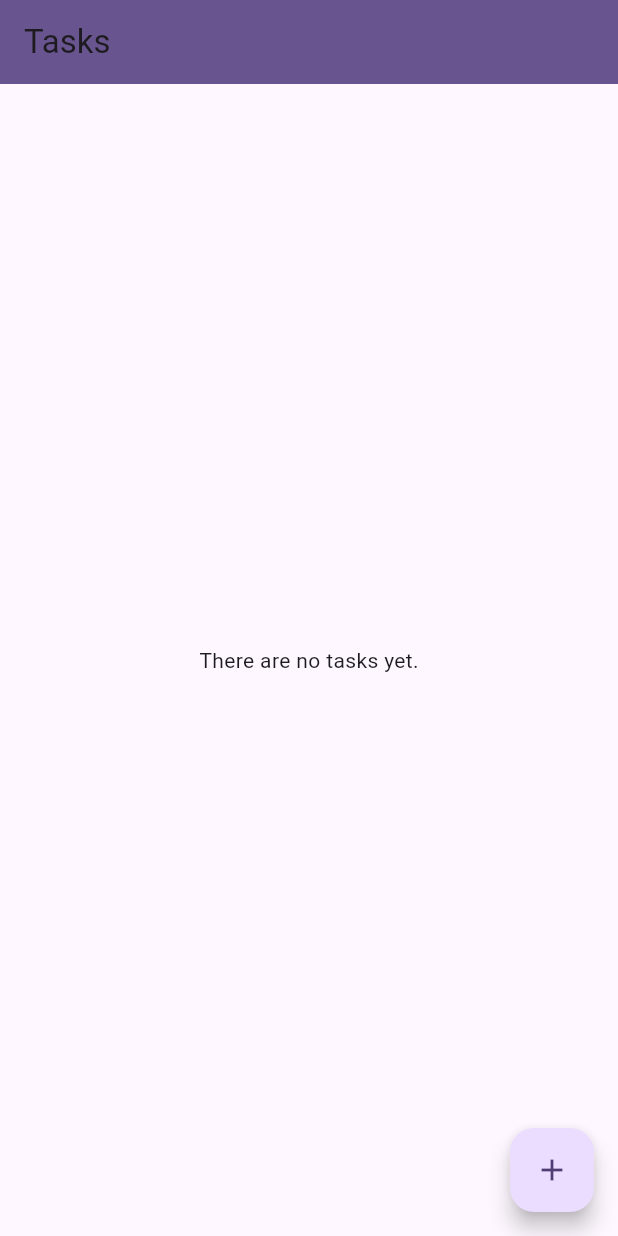
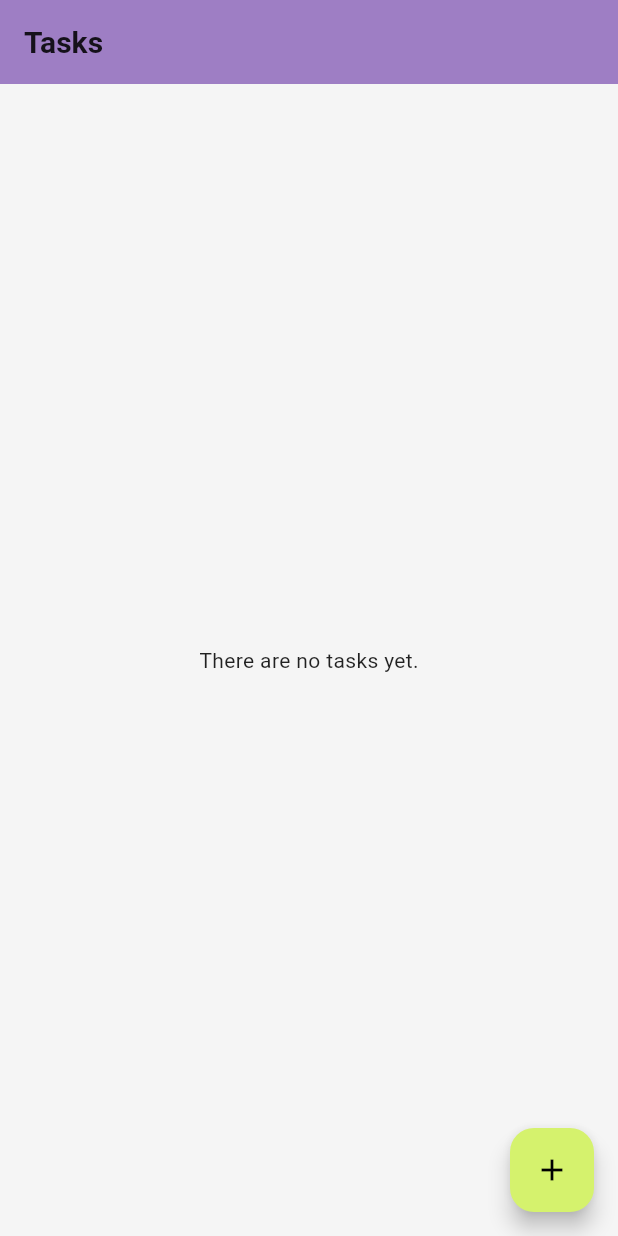
Before and after one commit to PneumaCore/FlutterTask, a Flutter app: the screen it shows after launch, on a phone screen of 412 x 824 dp. Run offline on Flutter 3.47's test engine with Material 3 defaults, Android fonts, the phone set to English and light mode, and no system bars.

Commit message:
Added new colors for main theme and dark theme.

```diff
--- a/lib/main.dart
+++ b/lib/main.dart
@@ -3,6 +3,18 @@
 
 import 'providers/task_provider.dart';
 import 'screens/home_screen.dart';
+
+// Main colors of the task manager app.
+const Color lightBackgroundColor = Color(0xFFF5F5F5);
+const Color lightAppBarColor = Color(0xFF9C7CC3);
+const Color lightPrimaryColor = Color(0xFFB99AD9);
+const Color lightSecondaryColor = Color(0xFFD5F26D);
+const Color lightTileColor = Color(0xFFFFFFFF);
+const Color darkBackgroundColor = Color(0xFF121212);
+const Color darkAppBarColor = Color(0xFF3A2D4D);
+const Color darkPrimaryColor = Color(0xFF6B4C99);
+const Color darkSecondaryColor = Color(0xFF8AA133);
+const Color darkTileColor = Color(0xFF1E1E1E);
 
 void main() {
   runApp(
@@ -21,8 +33,110 @@
     return MaterialApp(
       title: 'FlutterTask',
       theme: ThemeData(
-        colorScheme: ColorScheme.fromSeed(seedColor: Colors.deepPurple),
+        brightness: Brightness.light,
+        scaffoldBackgroundColor: lightBackgroundColor,
+        colorScheme: ColorScheme.light(
+          primary: lightPrimaryColor,
+          onPrimary: Colors.white,
+          secondary: lightSecondaryColor,
+          onSecondary: Colors.black,
+          surface: Colors.white,
+          onSurface: Colors.black87,
+          error: Colors.red.shade700,
+          onError: Colors.white,
+        ),
+        appBarTheme: AppBarTheme(
+          backgroundColor: lightAppBarColor,
+          foregroundColor: Colors.black,
+          elevation: 2,
+          iconTheme: IconThemeData(color: Colors.black87),
+          titleTextStyle: TextStyle(
+            color: Colors.black87,
+            fontSize: 20,
+            fontWeight: FontWeight.bold,
+          ),
+        ),
+        elevatedButtonTheme: ElevatedButtonThemeData(
+          style: ElevatedButton.styleFrom(
+            backgroundColor: lightPrimaryColor,
+            foregroundColor: Colors.white,
+            shape: RoundedRectangleBorder(
+              borderRadius: BorderRadius.circular(8),
+            ),
+          ),
+        ),
+        floatingActionButtonTheme: FloatingActionButtonThemeData(
+          backgroundColor: lightSecondaryColor,
+          foregroundColor: Colors.black,
+        ),
+        iconTheme: IconThemeData(color: Colors.black87),
+        textTheme: TextTheme(
+          bodyLarge: TextStyle(color: Colors.black87),
+          bodyMedium: TextStyle(color: Colors.black87),
+          bodySmall: TextStyle(color: Colors.black54),
+          titleLarge: TextStyle(
+            color: Colors.black87,
+            fontWeight: FontWeight.w600,
+          ),
+        ),
+        listTileTheme: ListTileThemeData(
+          tileColor: lightTileColor,
+          textColor: Colors.black87,
+        ),
       ),
+      darkTheme: ThemeData(
+        brightness: Brightness.dark,
+        scaffoldBackgroundColor: darkBackgroundColor,
+        colorScheme: ColorScheme.dark(
+          primary: darkPrimaryColor,
+          onPrimary: Colors.white,
+          secondary: darkSecondaryColor,
+          onSecondary: Colors.black87,
+          surface: Color(0xFF1E1E1E),
+          onSurface: Colors.white70,
+          error: Colors.red.shade400,
+          onError: Colors.black,
+        ),
+        appBarTheme: AppBarTheme(
+          backgroundColor: darkAppBarColor,
+          foregroundColor: Colors.white,
+          elevation: 2,
+          iconTheme: IconThemeData(color: Colors.white70),
+          titleTextStyle: TextStyle(
+            color: Colors.white,
+            fontSize: 20,
+            fontWeight: FontWeight.bold,
+          ),
+        ),
+        elevatedButtonTheme: ElevatedButtonThemeData(
+          style: ElevatedButton.styleFrom(
+            backgroundColor: darkPrimaryColor,
+            foregroundColor: Colors.white,
+            shape: RoundedRectangleBorder(
+              borderRadius: BorderRadius.circular(8),
+            ),
+          ),
+        ),
+        floatingActionButtonTheme: FloatingActionButtonThemeData(
+          backgroundColor: darkSecondaryColor,
+          foregroundColor: Colors.black87,
+        ),
+        iconTheme: IconThemeData(color: Colors.white70),
+        textTheme: TextTheme(
+          bodyLarge: TextStyle(color: Colors.white70),
+          bodyMedium: TextStyle(color: Colors.white70),
+          bodySmall: TextStyle(color: Colors.white54),
+          titleLarge: TextStyle(
+            color: Colors.white,
+            fontWeight: FontWeight.w600,
+          ),
+        ),
+        listTileTheme: ListTileThemeData(
+          tileColor: darkTileColor,
+          textColor: Colors.white70,
+        ),
+      ),
+      themeMode: ThemeMode.system,
       home: const HomeScreen(),
     );
   }
--- a/lib/screens/add_task_screen.dart
+++ b/lib/screens/add_task_screen.dart
@@ -35,7 +35,6 @@ class _AddTaskScreenState extends State<AddTaskScreen> {
     return Scaffold(
       appBar: AppBar(
         title: const Text('New Task'),
-        backgroundColor: Theme.of(context).colorScheme.primary,
         actions: [
           IconButton(
             icon: const Icon(Icons.save),
@@ -62,7 +61,7 @@ class _AddTaskScreenState extends State<AddTaskScreen> {
                 decoration: const InputDecoration(labelText: 'Description'),
                 maxLines: 3,
                 validator: (value) => value == null || value.isEmpty
-                    ? 'Write a description'
+                    ? 'Add a description'
                     : null,
               ),
               const SizedBox(height: 20),
--- a/lib/screens/home_screen.dart
+++ b/lib/screens/home_screen.dart
@@ -16,7 +16,6 @@ class HomeScreen extends StatelessWidget {
     return Scaffold(
       appBar: AppBar(
         title: const Text('Tasks'),
-        backgroundColor: Theme.of(context).colorScheme.primary,
       ),
       body: tasks.isEmpty
           ? const Center(child: Text('There are no tasks yet.'))
@@ -44,7 +43,7 @@ class HomeScreen extends StatelessWidget {
                     );
                   },
                   background: Container(
-                    color: Colors.red,
+                    color: Colors.red.shade400,
                     alignment: Alignment.centerRight,
                     padding: const EdgeInsets.only(right: 20),
                     child: const Icon(Icons.delete, color: Colors.white),
@@ -53,6 +52,7 @@ class HomeScreen extends StatelessWidget {
                     title: Text(
                       task.title,
                       style: TextStyle(
+                        fontWeight: FontWeight.bold,
                         decoration: task.isDone
                             ? TextDecoration.lineThrough
                             : TextDecoration.none,
@@ -64,6 +64,7 @@ class HomeScreen extends StatelessWidget {
                       onChanged: (_) {
                         taskProvider.toggleStatus(task.id);
                       },
+                      activeColor: Colors.red.shade400,
                     ),
                     onTap: () {
                       Navigator.push(
--- a/lib/screens/task_form_screen.dart
+++ b/lib/screens/task_form_screen.dart
@@ -64,7 +64,6 @@ class _TaskFormScreenState extends State<TaskFormScreen> {
     return Scaffold(
       appBar: AppBar(
         title: Text(_isEdit ? 'Edit Task' : 'New Task'),
-        backgroundColor: Theme.of(context).colorScheme.primary,
         actions: [
           IconButton(
             icon: const Icon(Icons.save),
```
